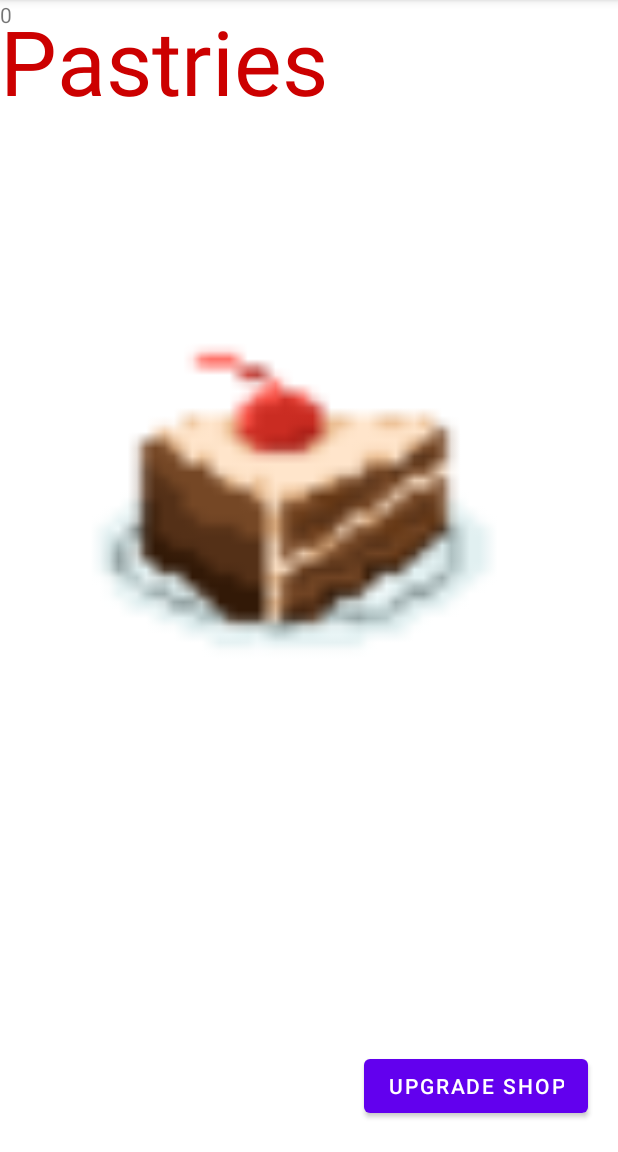
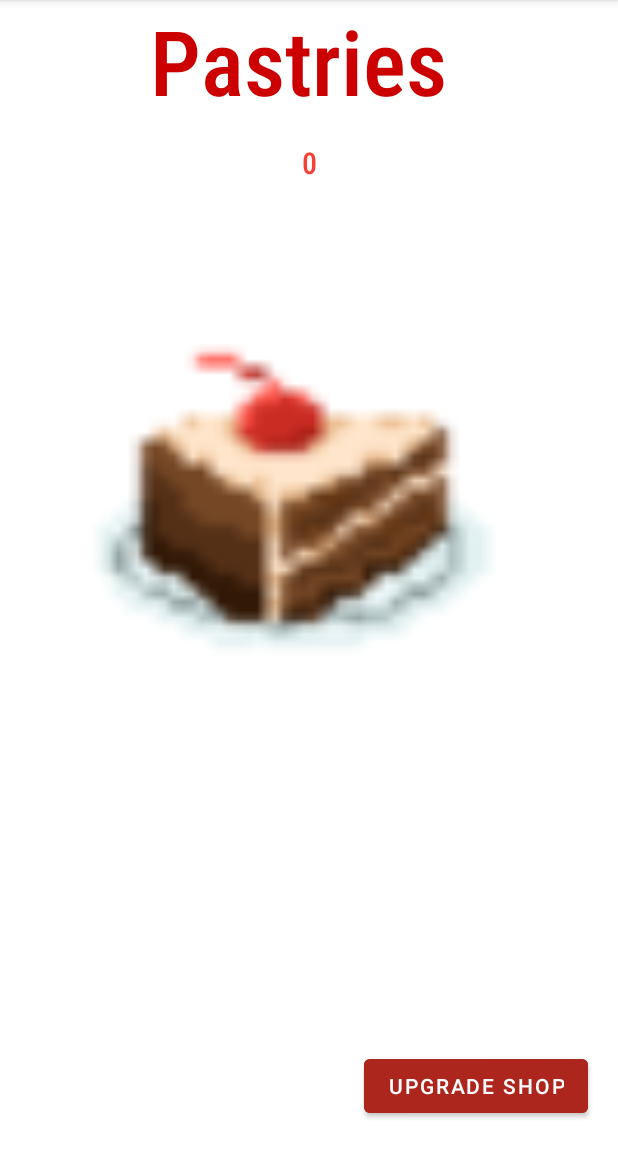
Before and after one commit to hamnerben/final-Poker, an Android app: the screen it shows after launch (MainActivity), on a phone screen of 412 x 824 dp, the part 84-1236 px from its top. Run offline under Robolectric (Android 15) with nearby library versions, the light colour scheme and no system bars; 1 statement that could not run was skipped.

Commit message:
updated format for fragment_pastry.xml

```diff
--- a/TodosMVVM/app/src/main/res/layout/fragment_pastry.xml
+++ b/TodosMVVM/app/src/main/res/layout/fragment_pastry.xml
@@ -22,6 +22,7 @@
         android:layout_height="wrap_content"
         android:layout_marginEnd="20dp"
         android:layout_marginBottom="20dp"
+        android:backgroundTint="#AC261D"
         android:text="Upgrade Shop"
         app:layout_constraintBottom_toBottomOf="parent"
         app:layout_constraintEnd_toEndOf="parent" />
@@ -52,17 +53,26 @@
         android:id="@+id/clickerDisplay"
         android:layout_width="wrap_content"
         android:layout_height="wrap_content"
+        android:fontFamily="sans-serif-condensed-medium"
         android:text="Pastries "
         android:textColor="@android:color/holo_red_dark"
         android:textSize="60sp"
-        tools:layout_editor_absoluteX="88dp"
+        android:typeface="serif"
+        app:layout_constraintEnd_toEndOf="parent"
+        app:layout_constraintStart_toStartOf="parent"
         tools:layout_editor_absoluteY="16dp" />
 
     <TextView
         android:id="@+id/pastryNumberDisplay"
         android:layout_width="wrap_content"
         android:layout_height="wrap_content"
+        android:layout_marginTop="14dp"
+        android:fontFamily="sans-serif-condensed-light"
         android:text="0"
-        tools:layout_editor_absoluteX="176dp"
-        tools:layout_editor_absoluteY="110dp" />
+        android:textColor="#F44336"
+        android:textSize="20sp"
+        android:textStyle="bold"
+        app:layout_constraintEnd_toEndOf="parent"
+        app:layout_constraintStart_toStartOf="parent"
+        app:layout_constraintTop_toBottomOf="@+id/clickerDisplay" />
 </androidx.constraintlayout.widget.ConstraintLayout>
```
